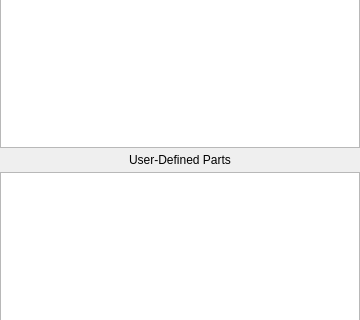
melak/veroroute, file src/templatesdialog.ui: the form before one commit; both pictures show x 0 to 360 and y 86 to 406 of the 360 by 630 pixel window.
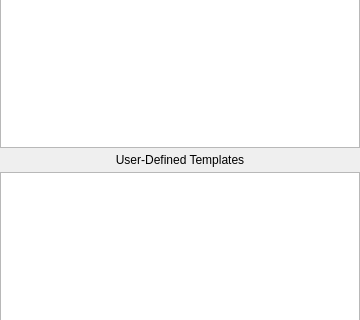
The form after the commit.

Commit message: Bug fix.  Templates dialog deletes wrong template if user scrolls to selection instead of clicking on it.

The edit to the form file:
```diff
--- a/src/templatesdialog.ui
+++ b/src/templatesdialog.ui
@@ -130,7 +130,7 @@
     </rect>
    </property>
    <property name="text">
-    <string>User-Defined Parts</string>
+    <string>User-Defined Templates</string>
    </property>
    <property name="alignment">
     <set>Qt::AlignCenter</set>
```
The commit also changes 1 other file.
